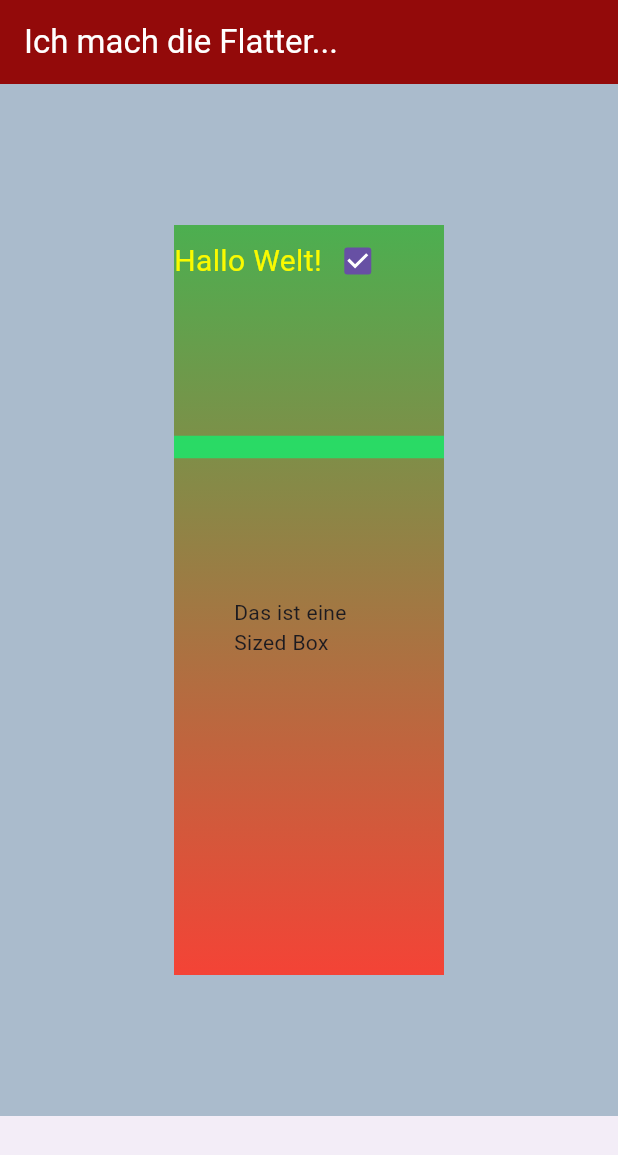
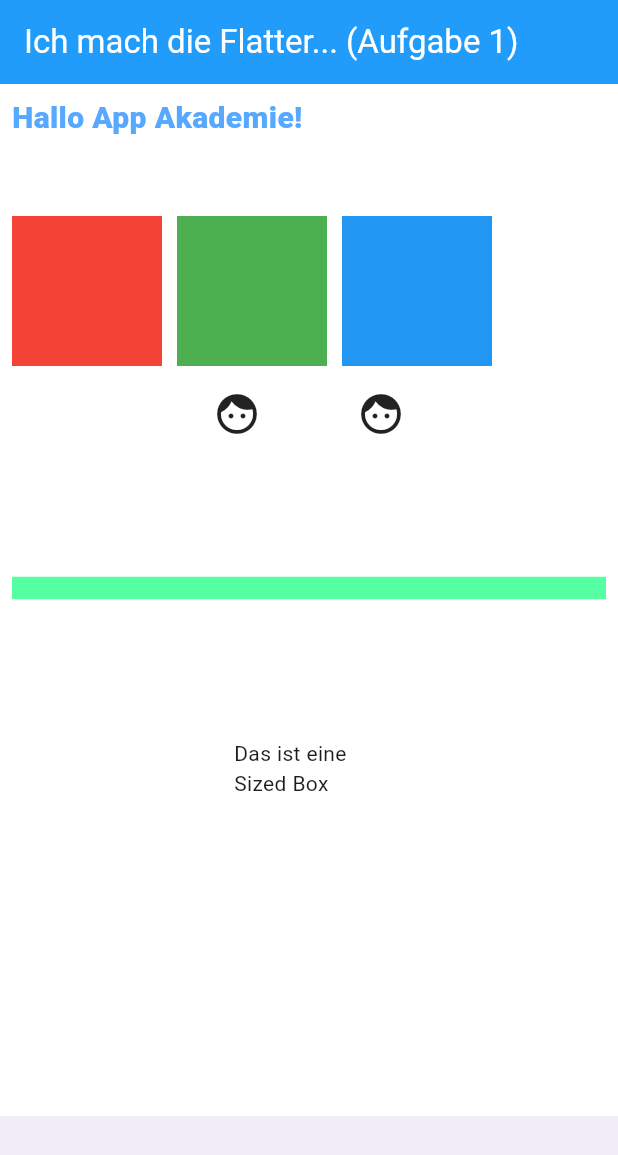
Before and after one commit to Platypus84/flutter_tryouts, a Flutter app: the screen it shows after launch, on a phone screen of 412 x 824 dp. Shown: the top 1155 px of the screen. Run offline on Flutter 3.47's test engine with Material 3 defaults, Android fonts, the phone set to English and light mode, and no system bars.

Commit message:
update_main.dart_Task_4.2.4

```diff
--- a/lib/main.dart
+++ b/lib/main.dart
@@ -12,27 +12,105 @@ class MainApp extends StatelessWidget {
     return MaterialApp(
       debugShowCheckedModeBanner: false,
       home: Scaffold(
+        backgroundColor: Color.fromARGB(255, 255, 255, 255),
+
         appBar: AppBar(
-          title: Text('Ich mach die Flatter...'),
+          title: Text('Ich mach die Flatter... (Aufgabe 1)'),
           foregroundColor: Color.fromARGB(255, 255, 255, 255),
-          backgroundColor: Color.fromARGB(255, 147, 10, 10),
+          backgroundColor: Color.fromARGB(255, 33, 156, 250),
         ),
-        body: Center(
+
+        body: Padding(
+          padding: const EdgeInsets.all(8.0),
           child: Container(
-            width: 180,
-            height: 500,
             child: Column(
               children: [
                 Row(
+                  crossAxisAlignment: CrossAxisAlignment.center,
                   children: [
-                    Text(
-                      'Hallo Welt!',
-                      style: TextStyle(
-                        fontSize: 20,
-                        color: Color.fromRGBO(250, 250, 0, 1.0),
+                    SizedBox(
+                      height: 80,
+                      child: Text(
+                        'Hallo App Akademie!',
+                        textAlign: TextAlign.left,
+                        style: TextStyle(
+                          fontSize: 20,
+                          fontWeight: FontWeight.w900,
+                          color: Color.from(
+                            alpha: 1,
+                            red: 0.341,
+                            green: 0.659,
+                            blue: 1,
+                          ),
+                        ),
                       ),
                     ),
-                    Checkbox(value: true, onChanged: (_) {}),
+                  ],
+                ),
+                Row(
+                  mainAxisAlignment: MainAxisAlignment.start,
+                  children: [
+                    Padding(
+                      padding: const EdgeInsets.only(right: 10.0),
+                      child: Container(
+                        color: Colors.red,
+                        height: 100,
+                        width: 100,
+                        // child: Container(
+                        //   height: 20,
+                        //   width: 20,
+                        //   color: Colors.grey,
+                        // ),
+                      ),
+                    ),
+                    Padding(
+                      padding: const EdgeInsets.only(right: 10.0),
+                      child: Container(
+                        color: Colors.green,
+                        height: 100,
+                        width: 100,
+                      ),
+                    ),
+                    Padding(
+                      padding: const EdgeInsets.only(right: 10.0),
+                      child: Container(
+                        color: Colors.blue,
+                        height: 100,
+                        width: 100,
+                      ),
+                    ),
+
+                    // Checkbox(value: true, onChanged: (_) {}),
+                  ],
+                ),
+                Row(
+                  mainAxisAlignment: MainAxisAlignment.center,
+
+                  children: [
+                    // Text(
+                    //   'Hallo Welt!',
+                    //   style: TextStyle(
+                    //     fontSize: 20,
+                    //     color: Color.fromRGBO(250, 250, 0, 1.0),
+                    //   ),
+                    // ),
+                    // Checkbox(value: true, onChanged: (_) {}),
+                    Padding(
+                      padding: const EdgeInsets.only(
+                        left: 32.0,
+                        right: 32.0,
+                        top: 16.0,
+                      ),
+                      child: Icon(Icons.face, size: 32),
+                    ),
+                    Padding(
+                      padding: const EdgeInsets.only(
+                        left: 32.0,
+                        right: 32.0,
+                        top: 16.0,
+                      ),
+                      child: Icon(Icons.face, size: 32),
+                    ),
                   ],
                 ),
                 Divider(
@@ -48,17 +126,17 @@ class MainApp extends StatelessWidget {
                 ),
               ],
             ),
-            decoration: BoxDecoration(
-              gradient: LinearGradient(
-                colors: [Colors.green, Colors.red],
-                begin: Alignment.topLeft,
-                end: Alignment.bottomLeft,
-              ),
-            ),
+            // decoration: BoxDecoration(
+            //   gradient: LinearGradient(
+            //     colors: [Colors.white, Colors.grey],
+            //     begin: Alignment.topLeft,
+            //     end: Alignment.bottomLeft,
+            //   ),
+            // ),
           ),
         ),
+
         bottomNavigationBar: BottomAppBar(),
-        backgroundColor: Color(0xffaabbcc),
       ),
     );
   }
```
